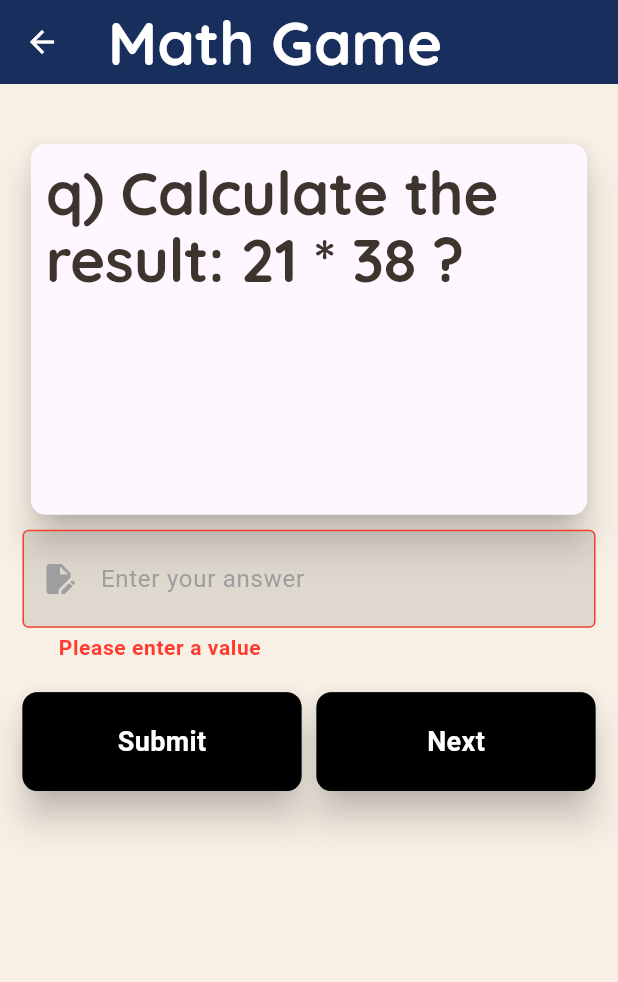
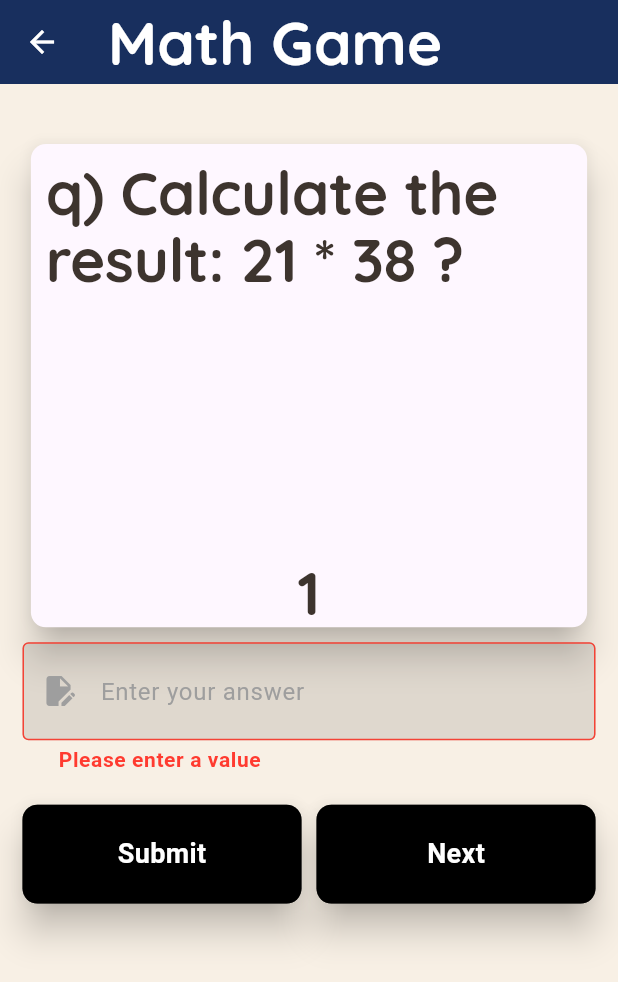
Before and after one commit to SuhailJafrinmk/math_quizz_app, a Flutter app: the GameScreen screen opened directly, after a tap on "Submit", after a tap on "Next", on a phone screen of 412 x 824 dp. Shown: the top 982 px of the screen. Run offline on Flutter 3.47's test engine with Material 3 defaults, Android fonts, the light colour scheme and no system bars; our stand-ins replace bloc, flutter_bloc, flutter_svg, quickalert.

Commit message:
added timer

```diff
--- a/lib/blocs/score_bloc/score_bloc.dart
+++ b/lib/blocs/score_bloc/score_bloc.dart
@@ -9,7 +9,6 @@ part 'score_state.dart';
 class ScoreBloc extends Bloc<ScoreEvent, ScoreState> {
   int correctanswer=0;
   int wronganswer=0;
-  int question=0;
   ScoreBloc() : super(ScoreInitial()) {
     on<AnswerRight>(correctAnswer);
     on<AnswerWrong>(wrongAnswer);
@@ -27,10 +26,8 @@ class ScoreBloc extends Bloc<ScoreEvent, ScoreState> {
 
 
   FutureOr<void> questionIncrement(QuestionIncrement event, Emitter<ScoreState> emit) {
-    question++;
-    if(question==10){
+    if(correctanswer+wronganswer==10){
       emit(ShowScoreBoard(rightAnswers:correctanswer,wrongAnsers: wronganswer));
-      question=0;
       correctanswer=0;
       wronganswer=0;
     }
--- /dev/null
+++ b/lib/blocs/timer_cubi/timer_cubit.dart
@@ -0,0 +1,35 @@
+import 'dart:async';
+import 'package:bloc/bloc.dart';
+
+class TimerCubit extends Cubit<int> {
+  Timer? _timer;
+
+  TimerCubit() : super(0); // Start from 0
+
+  void startTimer() {
+    if (_timer == null || !_timer!.isActive) {
+      _timer = Timer.periodic(const Duration(seconds: 1), (timer) {
+        if (state < 100) {
+          emit(state + 1);
+        } else {
+          emit(0);
+        }
+      });
+    }
+  }
+
+  void pauseTimer() {
+    _timer?.cancel();
+  }
+
+  void resetTimer() {
+    _timer?.cancel();
+    emit(0); // Reset the timer to 0
+  }
+
+  @override
+  Future<void> close() {
+    _timer?.cancel(); // Cancel timer when closing the cubit
+    return super.close();
+  }
+}
--- a/lib/main.dart
+++ b/lib/main.dart
@@ -2,6 +2,7 @@ import 'package:flutter/material.dart';
 import 'package:flutter_bloc/flutter_bloc.dart';
 import 'package:math_quizz_app/blocs/quesion_bloc/question_bloc.dart';
 import 'package:math_quizz_app/blocs/score_bloc/score_bloc.dart';
+import 'package:math_quizz_app/blocs/timer_cubi/timer_cubit.dart';
 import 'package:math_quizz_app/data/repositories/question_repo.dart';
 import 'package:math_quizz_app/presentation/screens/welcome_screen.dart';
 import 'package:math_quizz_app/resources/constants/apptheme.dart';
@@ -16,7 +17,9 @@ void main() {
       ),
       BlocProvider(
         create: (context) => ScoreBloc(),
-
+      ),
+      BlocProvider(
+        create: (context) => TimerCubit(),
       )
 
     ],
--- a/lib/presentation/screens/game_screen.dart
+++ b/lib/presentation/screens/game_screen.dart
@@ -10,6 +10,7 @@ import 'package:math_quizz_app/presentation/widgets/score_board.dart';
 import 'package:math_quizz_app/utils/custom_snackbar.dart';
 import 'package:math_quizz_app/utils/right_answer_dialogue.dart';
 import 'package:math_quizz_app/utils/wrong_answer_dialogue.dart';
+import 'package:quickalert/quickalert.dart';
 
 class GameScreen extends StatefulWidget {
   @override
@@ -42,10 +43,12 @@ class _GameScreenState extends State<GameScreen> {
                 listener: (context, state) {
                   if (state is WrongAnswer) {
                     BlocProvider.of<ScoreBloc>(context).add(AnswerWrong());
-                    showWrongAnswerDialog(context);
+                    QuickAlert.show(context: context, type: QuickAlertType.error,title: 'better luck',text: 'Its a wrong answer');
+                    // showWrongAnswerDialog(context);
                   } else if (state is CorrectAnswer) {
                     BlocProvider.of<ScoreBloc>(context).add(AnswerRight());
-                    showCorrectAnswerDialog(context);
+                    QuickAlert.show(context: context, type: QuickAlertType.success,title: 'yureekaa',text: 'Its a right answer');
+                    // showCorrectAnswerDialog(context);
                   }
                 },
                 builder: (context, state) {
--- a/lib/presentation/widgets/answer_input.dart
+++ b/lib/presentation/widgets/answer_input.dart
@@ -2,6 +2,7 @@ import 'package:flutter/material.dart';
 import 'package:flutter_bloc/flutter_bloc.dart';
 import 'package:math_quizz_app/blocs/quesion_bloc/question_bloc.dart';
 import 'package:math_quizz_app/blocs/score_bloc/score_bloc.dart';
+import 'package:math_quizz_app/blocs/timer_cubi/timer_cubit.dart';
 import 'package:math_quizz_app/presentation/widgets/custom_button.dart';
 import 'package:math_quizz_app/presentation/widgets/custom_textfield.dart';
 import 'package:math_quizz_app/utils/custom_snackbar.dart';
@@ -40,7 +41,10 @@ final TextEditingController _controller = TextEditingController();
                   text: 'Submit',
                 ontap: () {
                   if(widget.formKey.currentState!.validate()){
+                    context.read<TimerCubit>().startTimer();
                     BlocProvider.of<QuestionBloc>(context).add(SubmitAnswer(int.parse(_controller.text).toDouble()));
+                    BlocProvider.of<QuestionBloc>(context).add(LoadNewQuestion());
+
                   }
                 },
                 ),
@@ -50,9 +54,10 @@ final TextEditingController _controller = TextEditingController();
                 child: CustomButtonBlack(
                 text: 'Next',
                 ontap: () {
+                  context.read<TimerCubit>().startTimer();
                   BlocProvider.of<QuestionBloc>(context).add(SubmitAnswer(0.0));
-                    BlocProvider.of<QuestionBloc>(context).add(LoadNewQuestion());
-                    BlocProvider.of<ScoreBloc>(context).add(QuestionIncrement());
+                  BlocProvider.of<QuestionBloc>(context).add(LoadNewQuestion());
+                  BlocProvider.of<ScoreBloc>(context).add(QuestionIncrement());
                 },
                 ),
               ),
--- a/lib/presentation/widgets/question_widget.dart
+++ b/lib/presentation/widgets/question_widget.dart
@@ -1,4 +1,6 @@
 import 'package:flutter/material.dart';
+import 'package:flutter_bloc/flutter_bloc.dart';
+import 'package:math_quizz_app/blocs/timer_cubi/timer_cubit.dart';
 import 'package:math_quizz_app/data/models/question_model.dart';
 
 class QuestionWidget extends StatelessWidget {
@@ -14,7 +16,9 @@ class QuestionWidget extends StatelessWidget {
       borderRadius: BorderRadius.circular(10),
       clipBehavior: Clip.hardEdge,
       elevation: 10,
-      child: Container(
+      child: Column(
+        children: [
+          Container(
         padding: EdgeInsets.all(10),
         height: size.height*.3,
         width: size.width*.9,
@@ -23,6 +27,14 @@ class QuestionWidget extends StatelessWidget {
         style: theme.displayLarge
       ),
       ),
+      SizedBox(height: 30,),
+      BlocBuilder<TimerCubit, int>(
+        builder: (context, state) {
+          return Text('$state',style: theme.displayLarge?.copyWith(fontSize: 40),);
+        },
+      )
+        ],
+      ),
     );
   }
 }
--- a/pubspec.yaml
+++ b/pubspec.yaml
@@ -37,6 +37,7 @@ dependencies:
   cupertino_icons: ^1.0.2
   flutter_svg: ^2.0.10+1
   flutter_bloc: ^8.1.6
+  quickalert: ^1.1.0
 
 dev_dependencies:
   flutter_test:
```
Also changed, not shown: pubspec.lock.
